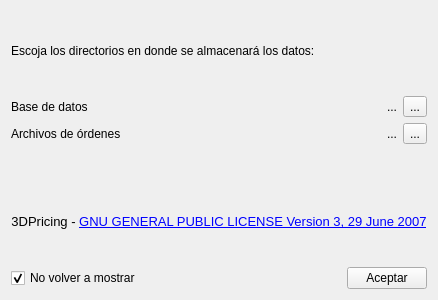
Before: the Qt Designer form UI/init_dialog.ui in LewisMojica/3DPricing, drawn with Qt 5.
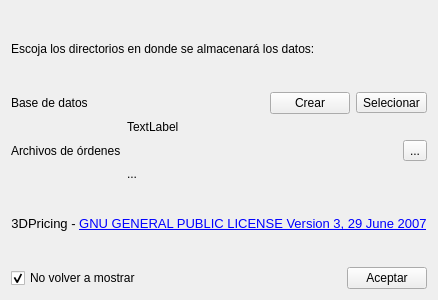
After: the same form once the commit is applied.

```diff
--- a/UI/init_dialog.ui
+++ b/UI/init_dialog.ui
@@ -33,13 +33,6 @@
        </property>
       </widget>
      </item>
-     <item row="1" column="0">
-      <widget class="QLabel" name="archivosDeRdenesLabel">
-       <property name="text">
-        <string>Archivos de órdenes</string>
-       </property>
-      </widget>
-     </item>
      <item row="0" column="1">
       <layout class="QHBoxLayout" name="horizontalLayout">
        <item>
@@ -56,22 +49,29 @@
         </spacer>
        </item>
        <item>
-        <widget class="QLabel" name="label_3">
+        <widget class="QPushButton" name="pushButton_2">
          <property name="text">
-          <string>...</string>
+          <string>Crear</string>
          </property>
         </widget>
        </item>
        <item>
         <widget class="QToolButton" name="toolButton">
          <property name="text">
-          <string>...</string>
+          <string>Selecionar</string>
          </property>
         </widget>
        </item>
       </layout>
      </item>
-     <item row="1" column="1">
+     <item row="2" column="0">
+      <widget class="QLabel" name="archivosDeRdenesLabel">
+       <property name="text">
+        <string>Archivos de órdenes</string>
+       </property>
+      </widget>
+     </item>
+     <item row="2" column="1">
       <layout class="QHBoxLayout" name="horizontalLayout_2">
        <item>
         <spacer name="horizontalSpacer_2">
@@ -86,13 +86,6 @@
          </property>
         </spacer>
        </item>
-       <item>
-        <widget class="QLabel" name="label_4">
-         <property name="text">
-          <string>...</string>
-         </property>
-        </widget>
-       </item>
        <item>
         <widget class="QToolButton" name="toolButton_2">
          <property name="text">
@@ -102,6 +95,23 @@
        </item>
       </layout>
      </item>
+     <item row="1" column="1">
+      <widget class="QLabel" name="label_3">
+       <property name="text">
+        <string>TextLabel</string>
+       </property>
+       <property name="alignment">
+        <set>Qt::AlignLeading|Qt::AlignLeft|Qt::AlignVCenter</set>
+       </property>
+      </widget>
+     </item>
+     <item row="3" column="1">
+      <widget class="QLabel" name="label_4">
+       <property name="text">
+        <string>...</string>
+       </property>
+      </widget>
+     </item>
     </layout>
    </item>
    <item>
```
